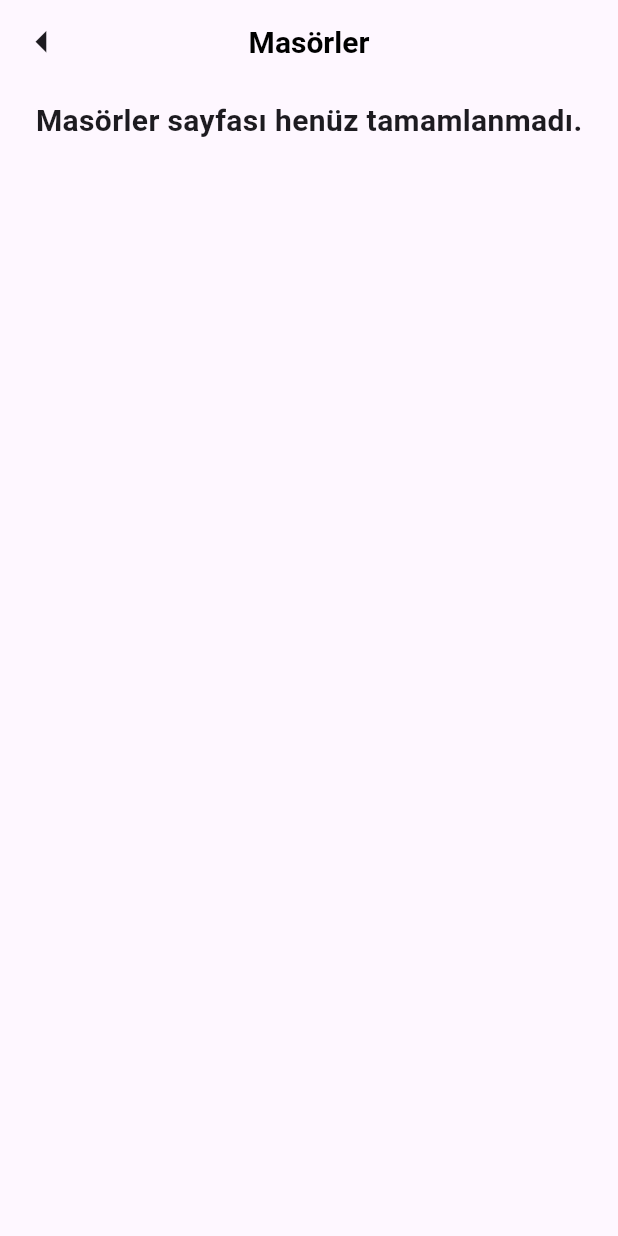
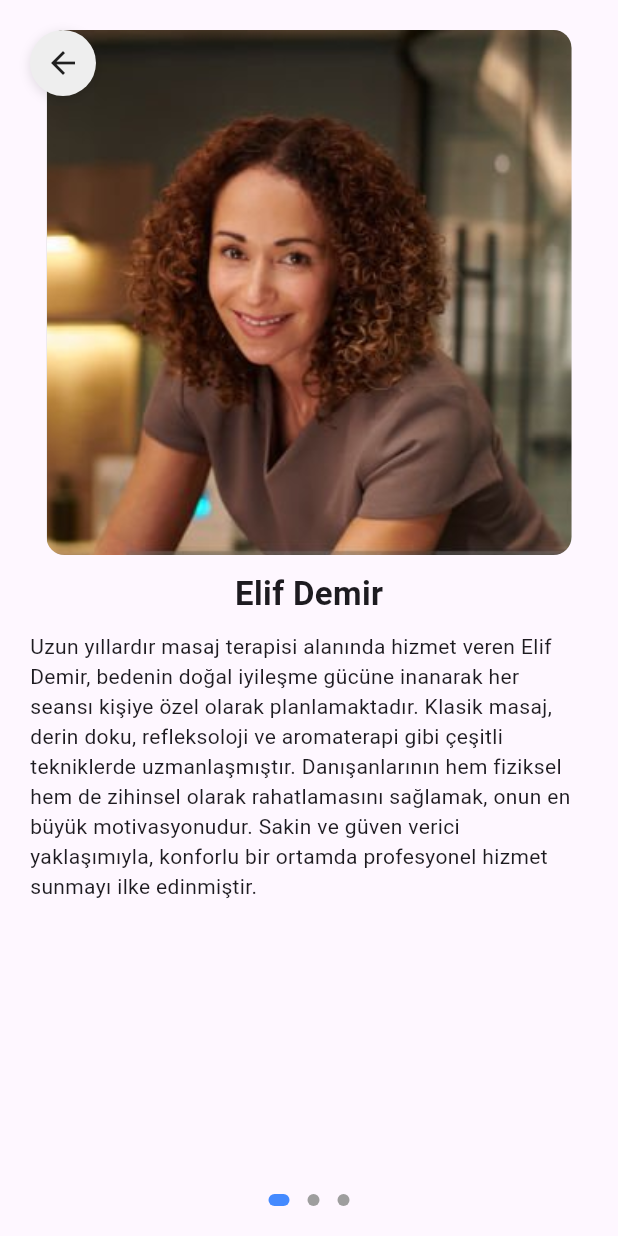
Before and after one commit to projectelif/swiftpick_spa, a Flutter app: the screen it shows once a user with an empty profile is signed in, after a tap on "Masörler", on a phone screen of 412 x 824 dp. Run offline on Flutter 3.47's test engine with Material 3 defaults, Android fonts, the light colour scheme and no system bars; our stand-ins replace firebase_auth, firebase_core; accounts and stored records are empty.

Commit message:
masör sayfası tamamlandı

```diff
--- a/lib/auth/home_page.dart
+++ b/lib/auth/home_page.dart
@@ -1,5 +1,6 @@
 import 'package:firebase_auth/firebase_auth.dart';
 import 'package:flutter/material.dart';
+import 'package:swiftpick_spa/auth/login_page.dart';
 import 'package:swiftpick_spa/components/mybutton.dart';
 import 'package:swiftpick_spa/pages/masor_page.dart';
 
@@ -78,11 +79,16 @@ class HomePage extends StatelessWidget {
                 },
               ),
               MyButton(
-                title: 'Profilim',
-                icondata: Icons.person,
+                title: 'Çıkış',
+                icondata: Icons.logout,
                 onTap: () {
-                  //FirebaseAuth.instance.signOut();
-                  Navigator.pop(context); // Giriş sayfasına geri döner
+                  FirebaseAuth.instance.signOut();
+                  //Navigator.pop(context); // Giriş sayfasına geri döner
+                  Navigator.push(
+                              context,
+                              MaterialPageRoute(
+                                  builder: (context) => LoginPage()),
+                            );
                 },
               ),
             ],
--- a/lib/pages/masor_page.dart
+++ b/lib/pages/masor_page.dart
@@ -1,53 +1,159 @@
 import 'package:flutter/material.dart';
 
-class MasorPage extends StatelessWidget {
-  const MasorPage({super.key});
+class MasorPage extends StatefulWidget {
+  @override
+  _MasorPageState createState() => _MasorPageState();
+}
+
+class _MasorPageState extends State<MasorPage> {
+   final PageController _pageController = PageController();
+  int _currentPage = 0;
+
+    final List<UserData> users = [
+    UserData(
+      name: 'Elif Demir',
+      info: 'Uzun yıllardır masaj terapisi alanında hizmet veren Elif Demir, bedenin doğal iyileşme gücüne inanarak her seansı kişiye özel olarak planlamaktadır. Klasik masaj, derin doku, refleksoloji ve aromaterapi gibi çeşitli tekniklerde uzmanlaşmıştır. Danışanlarının hem fiziksel hem de zihinsel olarak rahatlamasını sağlamak, onun en büyük motivasyonudur. Sakin ve güven verici yaklaşımıyla, konforlu bir ortamda profesyonel hizmet sunmayı ilke edinmiştir.',
+      imagePath: 'assets/1.png',
+    ),
+    UserData(
+      name: 'Zeynep Kaya',
+      info: '6 yıldır masaj terapisi alanında hizmet veren Zeynep Kaya, Medikal masaj konusunda uzmanlaşmıştır. Bunun yanında klasik masaj, derin doku, thai ve bali gibi çeşitli tekniklerde yetkinliği vardır. Danışanlarının hem fiziksel hem de zihinsel olarak rahatlamasını sağlamak, onun en büyük motivasyonudur. Sakin ve güven verici yaklaşımıyla, konforlu bir ortamda profesyonel hizmet sunmayı ilke edinmiştir.',
+      imagePath: 'assets/2.png',
+    ),
+    UserData(
+      name: 'Ali Taşkın',
+      info: '5 yılı aşkın süredir profesyonel masaj terapisti olarak çalışan Ali Taşkın, anatomi bilgisi ve farklı masaj tekniklerindeki uzmanlığıyla danışanlarına fiziksel ve zihinsel rahatlama sağlamayı hedeflemektedir. Klasik İsveç masajı, derin doku masajı ve aromaterapi konularında eğitim almış olup, her danışana özel ihtiyaçlara göre seanslar planlamaktadır. Misafir memnuniyetine önem veren, güvenli ve konforlu bir ortamda hizmet sunmayı ilke edinmiştir.',
+      imagePath: 'assets/3.png',
+    ),
+  ];
 
   @override
   Widget build(BuildContext context) {
     return Scaffold(
-      appBar: appBar(context),
-      body: Center(
-        child: Column(
+      body: SafeArea(
+        child: Stack(
           children: [
-
-          const SizedBox(height: 10),
-          Flexible(
-          child : Text( 'Masörler sayfası henüz tamamlanmadı.',
-          style: const TextStyle(
-            fontSize: 20,
-            fontWeight: FontWeight.w600,
-          ),),
-          ),
-        ]),
+            // PageView
+            PageView.builder(
+              controller: _pageController,
+              itemCount: users.length,
+              onPageChanged: (index) {
+                setState(() {
+                  _currentPage = index;
+                });
+              },
+              itemBuilder: (context, index) {
+                return UserProfilePage(user: users[index]);
+              },
+            ),
+            // Sol üst köşede geri butonu
+            Positioned(
+              top: 20,
+              left: 20,
+              child: GestureDetector(
+                onTap: () {
+                  Navigator.pop(context);
+                },
+                child: Container(
+                  decoration: BoxDecoration(
+                    color: Colors.grey.shade200,
+                    shape: BoxShape.circle,
+                    boxShadow: [
+                      BoxShadow(
+                        color: Colors.black12,
+                        blurRadius: 6,
+                        offset: Offset(0, 2),
+                      ),
+                    ],
+                  ),
+                  padding: EdgeInsets.all(10),
+                  child: Icon(Icons.arrow_back),
+                ),
+              ),
+            ),
+            // Nokta göstergesi
+            Positioned(
+              bottom: 20,
+              left: 0,
+              right: 0,
+              child: Row(
+                mainAxisAlignment: MainAxisAlignment.center,
+                children: List.generate(users.length, (index) {
+                  bool isActive = index == _currentPage;
+                  return AnimatedContainer(
+                    duration: Duration(milliseconds: 300),
+                    margin: EdgeInsets.symmetric(horizontal: 6),
+                    width: isActive ? 14 : 8,
+                    height: 8,
+                    decoration: BoxDecoration(
+                      color: isActive ? Colors.blueAccent : Colors.grey,
+                      borderRadius: BorderRadius.circular(4),
+                    ),
+                  );
+                }),
+              ),
+            ),
+          ],
+        ),
       ),
     );
   }
 }
 
-AppBar appBar(BuildContext context) {
-  return AppBar(
-    centerTitle: true,
-    elevation: 0,
-    backgroundColor: Theme.of(context).colorScheme.background,
-    title: const Text(
-      'Masörler',
-      style: const TextStyle(
-        color: Colors.black,
-        fontSize: 20,
-        fontWeight: FontWeight.bold,
+class UserProfilePage extends StatelessWidget {
+  final UserData user;
+
+  const UserProfilePage({required this.user});
+
+  @override
+  Widget build(BuildContext context) {
+    return Padding(
+      padding: const EdgeInsets.all(20.0),
+      child: Column(
+        children: [
+          // Fotoğraf
+          Container(
+            width: double.infinity,
+            alignment: Alignment.center,
+            child: Container(
+              width: 350,
+              height: 350,
+              decoration: BoxDecoration(
+                color: Colors.grey[300],
+                borderRadius: BorderRadius.circular(12),
+                image: DecorationImage(
+                  image: AssetImage(user.imagePath),
+                  fit: BoxFit.cover,
+                ),
+              ),
+            ),
+          ),
+          // Bilgiler
+          Column(
+            crossAxisAlignment: CrossAxisAlignment.start,
+            children: [
+              SizedBox(height: 10),
+              Center(child: Text( user.name , style: TextStyle(fontSize: 22, fontWeight: FontWeight.bold))),
+              SizedBox(height: 10),
+              Text(user.info),
+            ],
+          ),
+        ],
       ),
-    ),
-    leading: GestureDetector(
-      onTap: () {
-        Navigator.pop(context);
-      },
-      child: Container(
-        margin: const EdgeInsets.all(10),
-        alignment: Alignment.center,
-        child: const Icon(Icons.arrow_left,
-        size: 35,),
-      ),
-    ),
-  );
+    );
+  }
 }
+
+
+
+class UserData {
+  final String name;
+  final String info;
+  final String imagePath;
+
+  UserData({
+    required this.name,
+    required this.info,
+    required this.imagePath,
+  });
+}
```
Also changed, not shown: assets/1.png (added), assets/2.png (added), assets/3.png (added).
